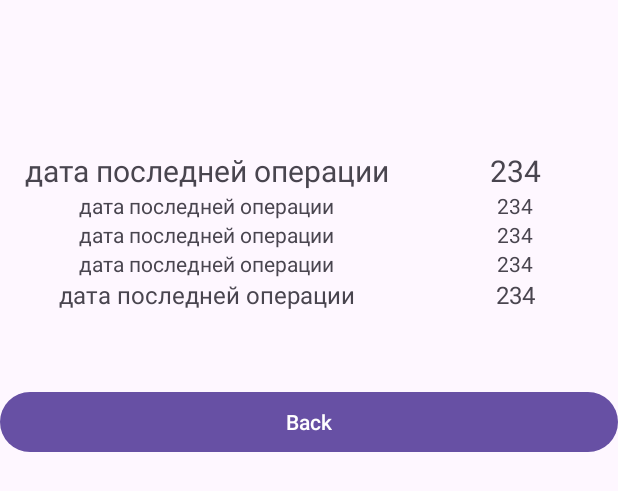
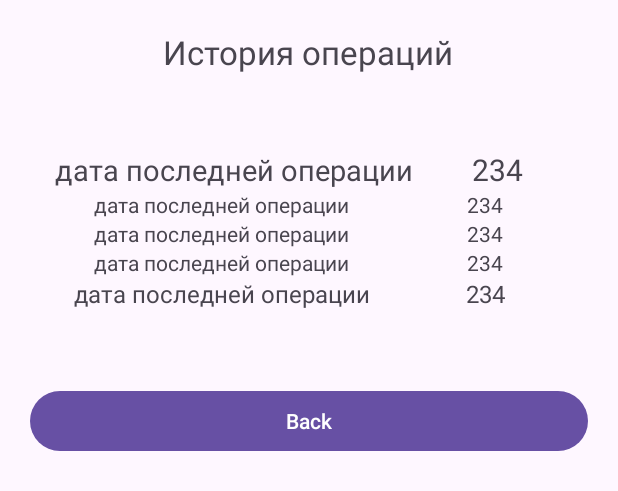
Before and after one commit to Sutemi67/Kotlin_MoneyEverydayXML_app, an Android app: the layout activity_history.xml on its own in the app's theme, with its tools: preview values and no code run, on a phone screen of 412 x 824 dp. Shown: the top 491 px of the screen. Run offline under Robolectric (Android 15) with nearby library versions, the phone set to English and light mode, and no system bars.

Commit message:
dont working initial start on device

```diff
--- a/app/src/main/java/com/example/moneyeverydayxml/MainActivity.kt
+++ b/app/src/main/java/com/example/moneyeverydayxml/MainActivity.kt
@@ -58,8 +58,9 @@ class MainActivity : AppCompatActivity() {
         monthSummary.text = sumCalculate.toString()
 
         val sharedPrefSavings = getSharedPreferences(SAVINGS_CLASS_SAVE_KEY, MODE_PRIVATE)
-        savings = readSavingsBySharedPref(sharedPrefSavings)
-
+        if (readSavingsBySharedPref(sharedPrefSavings) != null) {
+            savings = readSavingsBySharedPref(sharedPrefSavings)
+        }
         increaseButton.setOnClickListener {
             val inputToInt = inputField.text.toString().toInt()
             sumCalculate += inputToInt
--- a/app/src/main/res/layout/activity_history.xml
+++ b/app/src/main/res/layout/activity_history.xml
@@ -9,11 +9,17 @@
     android:orientation="vertical"
     tools:context=".history.HistoryActivity">
 
+    <TextView
+        android:layout_width="wrap_content"
+        android:layout_height="wrap_content"
+        android:layout_gravity="center"
+        android:layout_margin="20dp"
+        android:text="История операций"
+        android:textSize="22sp" />
     <LinearLayout
         android:layout_width="match_parent"
         android:layout_height="wrap_content"
-        android:layout_marginTop="100dp"
-        android:layout_marginBottom="50dp"
+        android:layout_margin = "30dp"
         android:orientation="vertical">
 
         <LinearLayout
@@ -25,9 +31,9 @@
                 android:id="@+id/date1"
                 android:layout_width="0dp"
                 android:layout_height="wrap_content"
-                android:layout_weight="2"
+                android:layout_weight="2.5"
                 android:gravity="center"
-                android:textSize="20sp"
+                android:textSize="19sp"
                 tools:text="дата последней операции" />
 
             <TextView
@@ -129,6 +135,7 @@
         android:id="@+id/backbutton"
         android:layout_width="match_parent"
         android:layout_height="wrap_content"
+        android:layout_margin="20dp"
         android:text="Back"
         app:layout_constraintBottom_toBottomOf="parent"
         app:layout_constraintEnd_toEndOf="parent"
```
